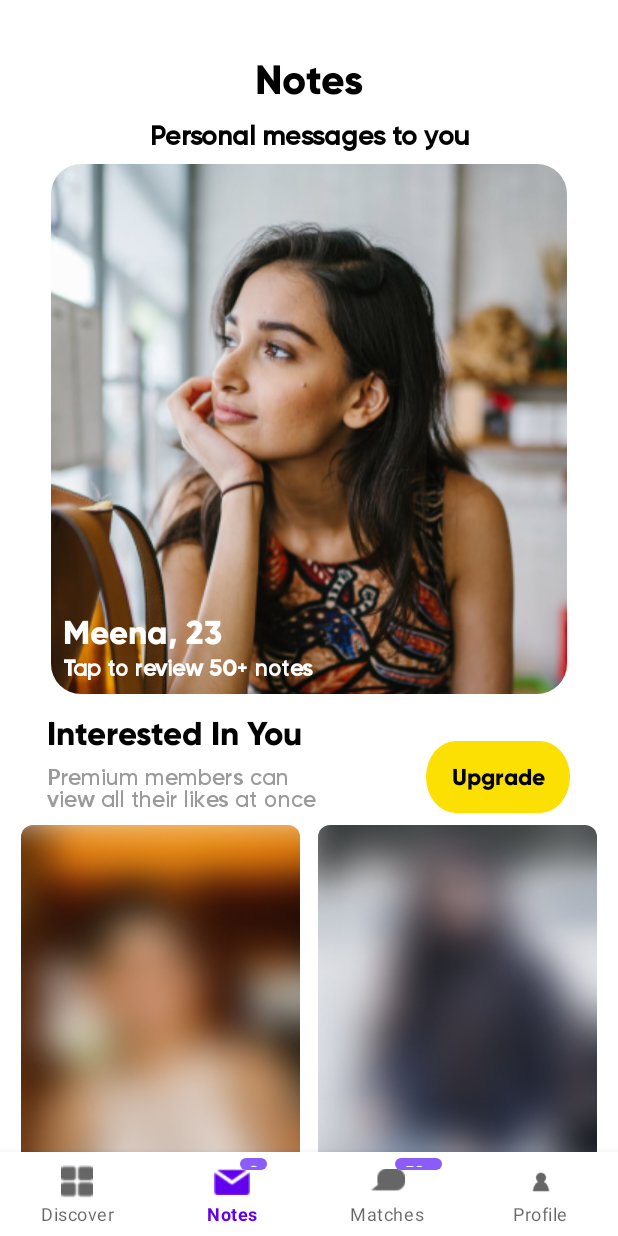
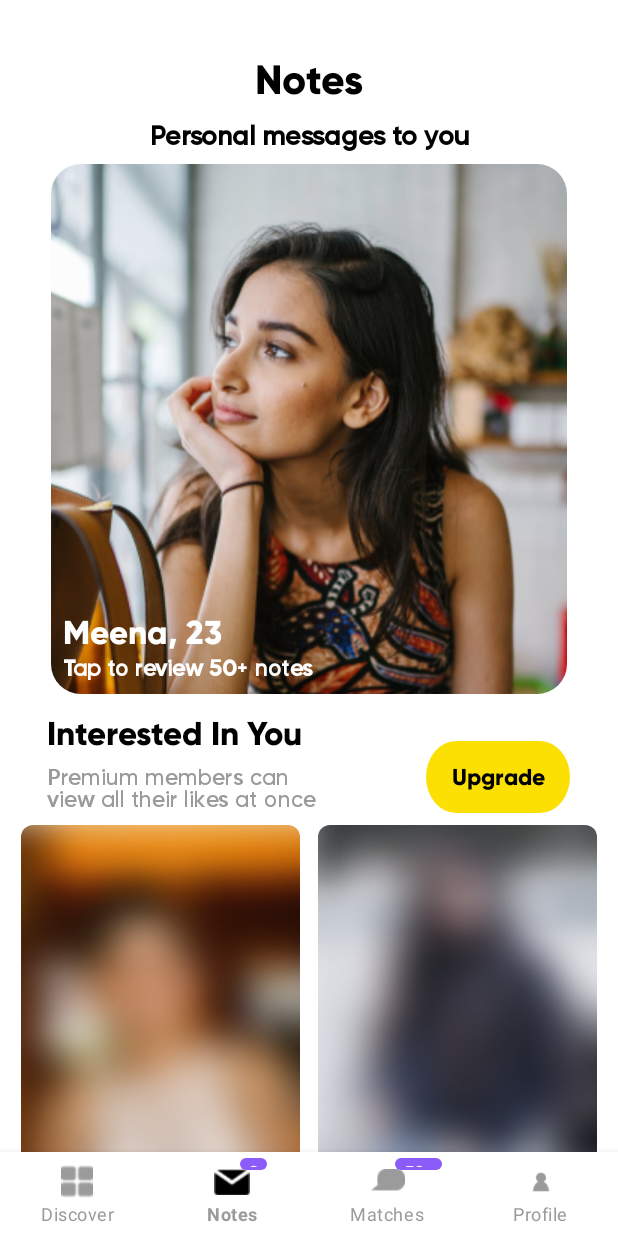
Before and after one commit to A7ak/aisle_tech_challenge, an Android app: the MainActivity screen opened directly, with no data from a screen before it, on a phone screen of 412 x 824 dp. Run offline under Robolectric (Android 15) with nearby library versions, the phone set to English and light mode, and no system bars; our stand-ins replace navigation-ui.

Commit message:
bottom navigation themes changes

```diff
--- /dev/null
+++ b/app/src/main/res/drawable/navigation_view_colored.xml
@@ -0,0 +1,5 @@
+<?xml version="1.0" encoding="utf-8"?>
+<selector xmlns:android="http://schemas.android.com/apk/res/android">
+    <item android:state_checked="false" android:color="@color/grey" />
+    <item android:state_checked="true" android:color="@color/black" />
+</selector>
--- a/app/src/main/res/layout/activity_main.xml
+++ b/app/src/main/res/layout/activity_main.xml
@@ -7,12 +7,15 @@
 
     <com.google.android.material.bottomnavigation.BottomNavigationView
         android:id="@+id/nav_view"
+        style="@style/BottomNavigationViewTextStyle"
         android:layout_width="0dp"
         android:layout_height="wrap_content"
         android:layout_marginStart="0dp"
         android:layout_marginEnd="0dp"
+        android:background="?android:attr/windowBackground"
+        app:itemIconTint="@drawable/navigation_view_colored"
+        app:itemTextColor="@color/grey"
         app:labelVisibilityMode="labeled"
-        android:background="?android:attr/windowBackground"
         app:layout_constraintBottom_toBottomOf="parent"
         app:layout_constraintLeft_toLeftOf="parent"
         app:layout_constraintRight_toRightOf="parent"
--- a/app/src/main/res/values/colors.xml
+++ b/app/src/main/res/values/colors.xml
@@ -7,4 +7,5 @@
     <color name="teal_700">#FF018786</color>
     <color name="black">#000000</color>
     <color name="white">#FFFFFFFF</color>
+    <color name="grey">#9B9B9B</color>
 </resources>
--- a/app/src/main/res/values/themes.xml
+++ b/app/src/main/res/values/themes.xml
@@ -13,4 +13,12 @@
         <item name="android:statusBarColor">@color/white</item>
         <!-- Customize your theme here. -->
     </style>
+
+    <style name="BottomNavigationViewTextStyle">
+        <item name="android:fontFamily">@font/gilroy_600</item>
+        <item name="android:textSize">12sp</item>
+        <item name="color">@color/grey</item>
+        <item name="android:textStyle">normal</item>
+    </style>
+
 </resources>
```
